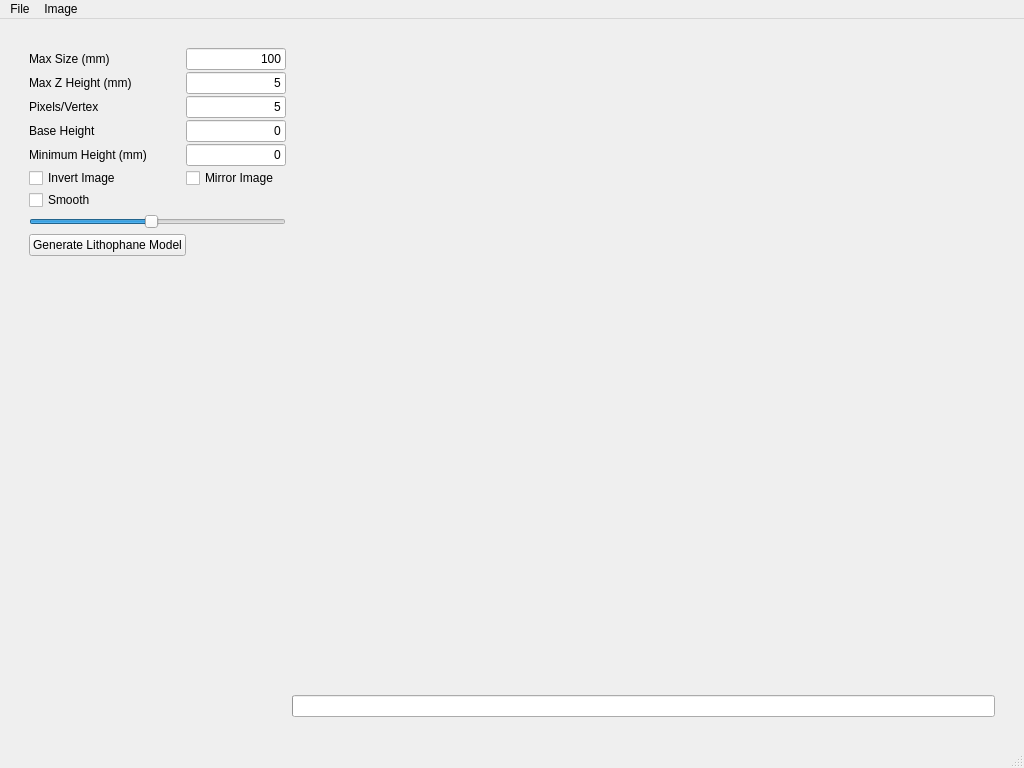
Old version of the form litho_gen.ui in the repository gharley/Lithophane.
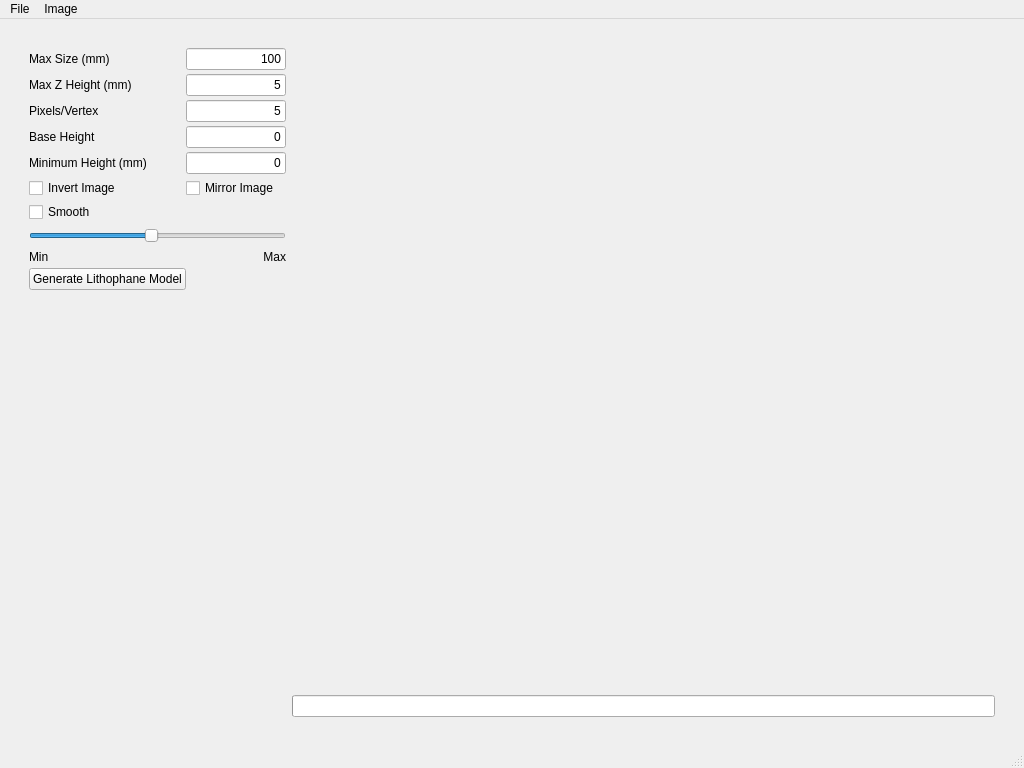
New version of the form.

Diff of the .ui file:
```diff
--- a/litho_gen.ui
+++ b/litho_gen.ui
@@ -44,7 +44,7 @@
            <number>0</number>
           </property>
           <property name="verticalSpacing">
-           <number>2</number>
+           <number>4</number>
           </property>
           <item row="0" column="0">
            <widget class="QLabel" name="label">
@@ -304,13 +304,6 @@
             </property>
            </widget>
           </item>
-          <item row="8" column="0">
-           <widget class="QPushButton" name="btnGenerate">
-            <property name="text">
-             <string>Generate Lithophane Model</string>
-            </property>
-           </widget>
-          </item>
           <item row="6" column="0">
            <widget class="QCheckBox" name="chkSmooth">
             <property name="text">
@@ -343,6 +336,30 @@
             </property>
            </widget>
           </item>
+          <item row="8" column="0">
+           <widget class="QLabel" name="lblMin">
+            <property name="text">
+             <string>Min</string>
+            </property>
+           </widget>
+          </item>
+          <item row="8" column="1">
+           <widget class="QLabel" name="lblMax">
+            <property name="text">
+             <string>Max</string>
+            </property>
+            <property name="alignment">
+             <set>Qt::AlignRight|Qt::AlignTrailing|Qt::AlignVCenter</set>
+            </property>
+           </widget>
+          </item>
+          <item row="9" column="0">
+           <widget class="QPushButton" name="btnGenerate">
+            <property name="text">
+             <string>Generate Lithophane Model</string>
+            </property>
+           </widget>
+          </item>
          </layout>
         </item>
         <item>
```
